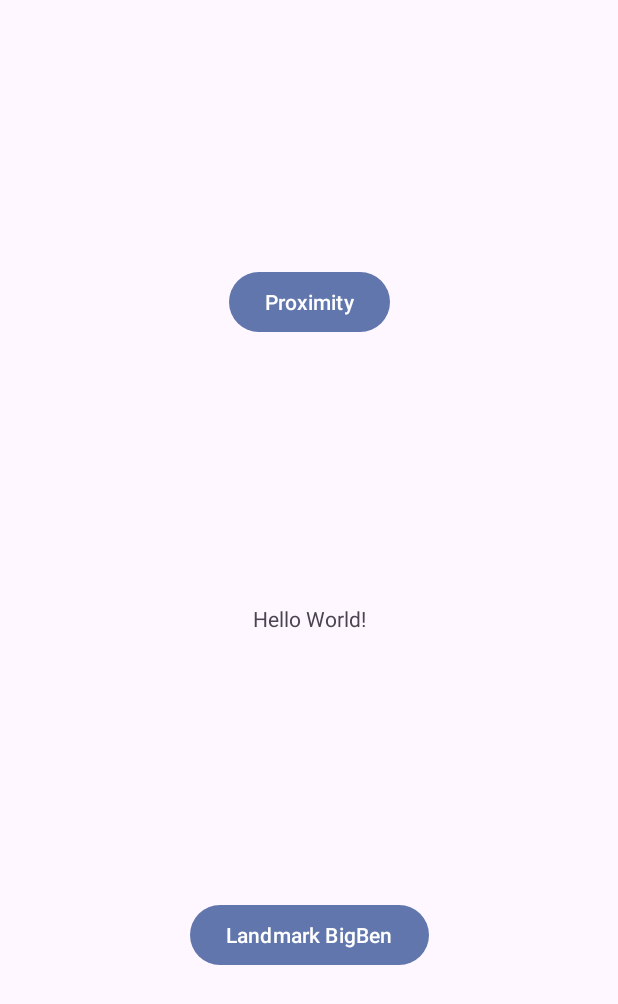
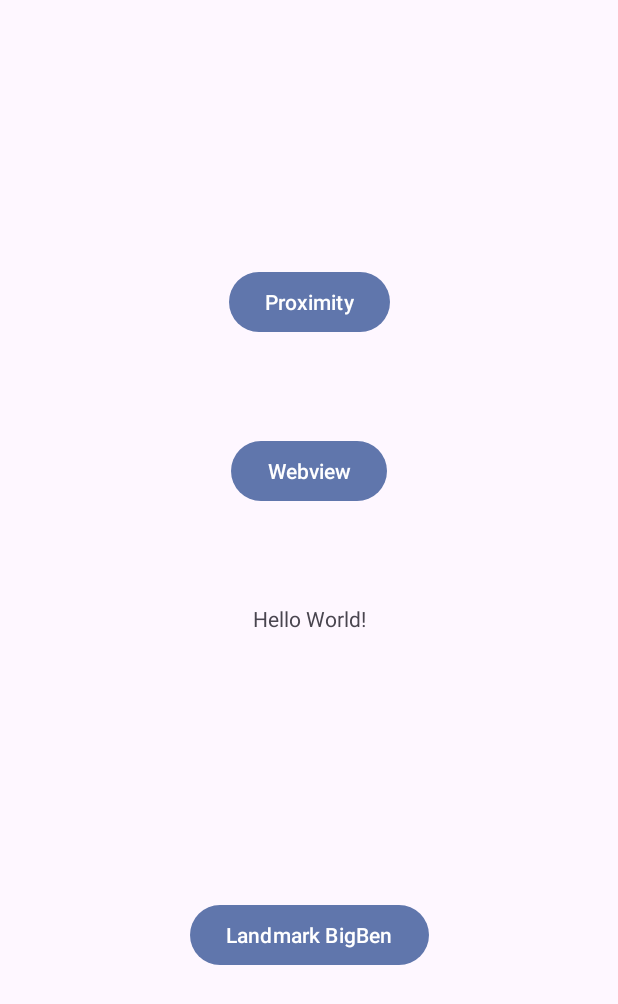
Before and after one commit to TWoolhouse/PinReal, an Android app: the screen it shows after launch (MainActivity), on a phone screen of 412 x 824 dp. Shown: the top 1004 px of the screen. Run offline under Robolectric (Android 15) with nearby library versions, the phone set to English and light mode, and no system bars; our stand-ins replace Firebase (no records; nobody signed in at launch, a user with empty details on screens opened directly).

Commit message:
webview embed working

```diff
--- a/app/build.gradle
+++ b/app/build.gradle
@@ -42,6 +42,8 @@ dependencies {
     implementation 'com.google.firebase:firebase-messaging'
     implementation 'com.google.android.gms:play-services-location:21.0.1'
 
+    implementation "androidx.webkit:webkit:1.6.1"
+
     testImplementation 'junit:junit:4.13.2'
     androidTestImplementation 'androidx.test.ext:junit:1.1.5'
     androidTestImplementation 'androidx.test.espresso:espresso-core:3.5.1'
--- a/app/src/main/AndroidManifest.xml
+++ b/app/src/main/AndroidManifest.xml
@@ -34,6 +34,9 @@
         android:theme="@style/Theme.PinReal"
         android:usesCleartextTraffic="true"
         tools:targetApi="31">
+        <activity
+            android:name=".GuideActivity"
+            android:exported="false" />
         <activity
             android:name=".ProximityActivity"
             android:exported="false" />
--- a/app/src/main/java/uk/woolhouse/pinreal/MainActivity.java
+++ b/app/src/main/java/uk/woolhouse/pinreal/MainActivity.java
@@ -41,4 +41,8 @@ public class MainActivity extends AppCompatActivity {
     public void gotoCamera(View view) {
         startActivity(ProximityActivity.From(MainActivity.this));
     }
+
+    public void gotoWebview(View view) {
+        startActivity(GuideActivity.From(this));
+    }
 }
--- a/app/src/main/res/layout/activity_main.xml
+++ b/app/src/main/res/layout/activity_main.xml
@@ -38,4 +38,15 @@
         app:layout_constraintStart_toStartOf="parent"
         app:layout_constraintTop_toTopOf="parent" />
 
+    <Button
+        android:id="@+id/button4"
+        android:layout_width="wrap_content"
+        android:layout_height="wrap_content"
+        android:text="Webview"
+        android:onClick="gotoWebview"
+        app:layout_constraintBottom_toTopOf="@+id/textView"
+        app:layout_constraintEnd_toEndOf="parent"
+        app:layout_constraintStart_toStartOf="parent"
+        app:layout_constraintTop_toBottomOf="@+id/button3" />
+
 </androidx.constraintlayout.widget.ConstraintLayout>
```
Also changed, not shown: app/src/main/java/uk/woolhouse/pinreal/GuideActivity.java (added, +25 -0 lines), app/src/main/java/uk/woolhouse/pinreal/WebViewer.java (added, +47 -0 lines), app/src/main/res/layout/activity_guide.xml (added, +17 -0 lines).
